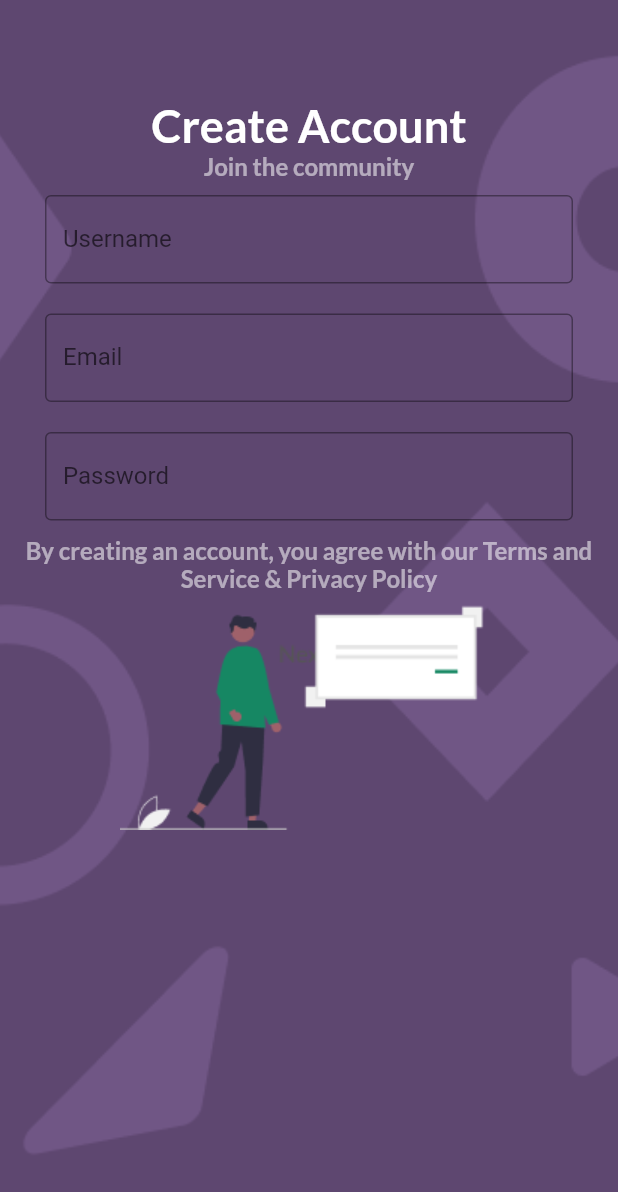
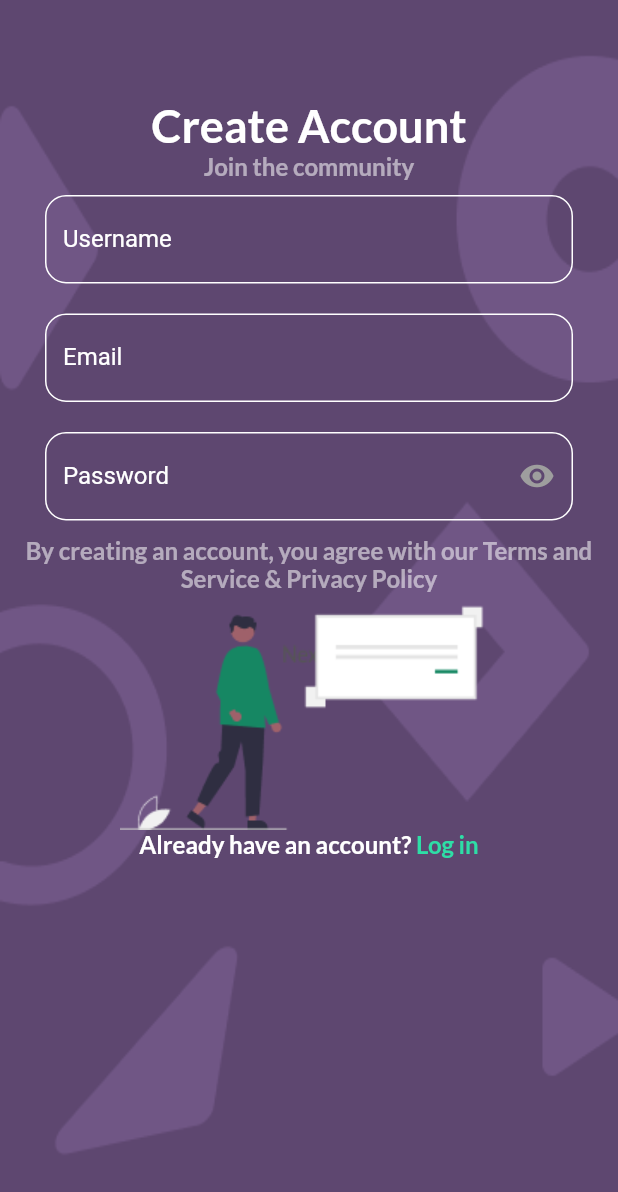
Before and after one commit to Uni-Maps/Uni-Maps, a Flutter app: the screen it shows after launch, on a phone screen of 412 x 824 dp. Shown: the top 1192 px of the screen. Run offline on Flutter 3.47's test engine with Material 2 defaults, Android fonts, the phone set to English and light mode, and no system bars; our stand-ins replace firebase_auth, google_maps_flutter; missing offline and left inert: sign_button; accounts and stored records are empty.

Commit message:
changed_textboxes

```diff
--- a/lib/screens/create_account.dart
+++ b/lib/screens/create_account.dart
@@ -1,4 +1,5 @@
 import 'package:flutter/material.dart';
+import 'package:flutter/rendering.dart';
 import 'package:winhacks/services/auth.dart';
 import 'package:winhacks/shared/constants.dart';
 
@@ -20,28 +21,30 @@ class _Create_AccountState extends State<Create_Account> {
   String password = '';
   String error = '';
 
+  bool isHiddenPassword = true;
+
   @override
   Widget build(BuildContext context) {
     var size = MediaQuery.of(context).size;
 
     return Scaffold(
         // Add members in here
-
+        resizeToAvoidBottomInset: false,
         // Stacks the members so that everything else appears above the background
         body: Stack(children: <Widget>[
           // Stretches the widget to the entire screen is what Expanded does
 
-      Expanded(
+          Container(
             child: Container(
               decoration: BoxDecoration(
                   image: DecorationImage(
                       // Background Image
                       image: AssetImage("assets/images/background.png"),
-                  fit: BoxFit.cover)),
+                      fit: BoxFit.fill)),
             ),
           ),
           // Uni-Maps Title
-      Expanded(
+          SafeArea(
 
               // Padding makes it so that is an invisible barrier
               child: Padding(
@@ -83,30 +86,71 @@ class _Create_AccountState extends State<Create_Account> {
                         Padding(
                             padding: EdgeInsets.fromLTRB(20, 10, 20, 10),
                             child: TextField(
+                                style: TextStyle(color: Colors.white),
                                 decoration: InputDecoration(
-                          border: OutlineInputBorder(),
+                                    enabledBorder: new OutlineInputBorder(
+                                      borderSide:
+                                          new BorderSide(color: Colors.white),
+                                      borderRadius: BorderRadius.circular(14),
+                                    ),
+                                    focusedBorder: OutlineInputBorder(
+                                      borderSide:
+                                          BorderSide(color: Colors.white),
+                                      borderRadius: BorderRadius.circular(14),
+                                    ),
                                     labelText: 'Username',
-                        ))),
+                                    labelStyle:
+                                        TextStyle(color: Colors.white)))),
                         // Email
                         Padding(
                             padding: EdgeInsets.fromLTRB(20, 10, 20, 10),
                             child: TextField(
+                                style: TextStyle(color: Colors.white),
                                 decoration: InputDecoration(
-                          border: OutlineInputBorder(),
+                                    enabledBorder: new OutlineInputBorder(
+                                      borderSide:
+                                          new BorderSide(color: Colors.white),
+                                      borderRadius: BorderRadius.circular(14),
+                                    ),
+                                    focusedBorder: OutlineInputBorder(
+                                      borderSide:
+                                          BorderSide(color: Colors.white),
+                                      borderRadius: BorderRadius.circular(14),
+                                    ),
                                     labelText: 'Email',
-                        ))),
+                                    labelStyle:
+                                        TextStyle(color: Colors.white)))),
                         // Password
 
                         // FIGURE OUT WHY THE BORDERS OF THE TEXTFIELD ARE BLACK AND NOT WHITE
                         Padding(
                             padding: EdgeInsets.fromLTRB(20, 10, 20, 10),
                             child: TextField(
+                                obscureText: isHiddenPassword,
+                                style: TextStyle(color: Colors.white),
                                 decoration: InputDecoration(
-                          fillColor: Colors.white,
-                          border: OutlineInputBorder(
-                              borderSide: BorderSide(color: Colors.white)),
+                                    enabledBorder: new OutlineInputBorder(
+                                      borderSide:
+                                          new BorderSide(color: Colors.white),
+                                      borderRadius: BorderRadius.circular(14),
+                                    ),
+                                    focusedBorder: OutlineInputBorder(
+                                      borderSide:
+                                          BorderSide(color: Colors.white),
+                                      borderRadius: BorderRadius.circular(14),
+                                    ),
+                                    suffixIcon: InkWell(
+                                      onTap: _togglePasswordView,
+                                      child: Icon(
+                                        Icons.visibility,
+                                        color: this.isHiddenPassword
+                                            ? Colors.grey
+                                            : Colors.blue,
+                                      ),
+                                    ),
                                     labelText: 'Password',
-                        ))),
+                                    labelStyle:
+                                        TextStyle(color: Colors.white)))),
 
                         // Text for the terms and services
                         RichText(
@@ -122,10 +166,34 @@ class _Create_AccountState extends State<Create_Account> {
                           ]),
                         ),
                         // Adding in the image for the person
+
                         Image(
                             image: AssetImage(
-                            "assets/images/people/create_account_person.png"))
+                                "assets/images/people/create_account_person.png")),
+                        RichText(
+                          textAlign: TextAlign.center,
+                          text: TextSpan(children: [
+                            TextSpan(
+                                text: "Already have an account? ",
+                                style: TextStyle(
+                                    fontFamily: "Lato Bold",
+                                    color: Colors.white,
+                                    fontSize: 16)),
+                            TextSpan(
+                                text: "Log in",
+                                style: TextStyle(
+                                    fontFamily: "Lato Bold",
+                                    color: Color(0xff2EDEA6),
+                                    fontSize: 16))
+                          ]),
+                        ),
                       ]))))
         ]));
   }
+
+  void _togglePasswordView() {
+    setState(() {
+      isHiddenPassword = !isHiddenPassword;
+    });
   }
+}
```
Lines whose indentation alone changed are shown as unchanged.
